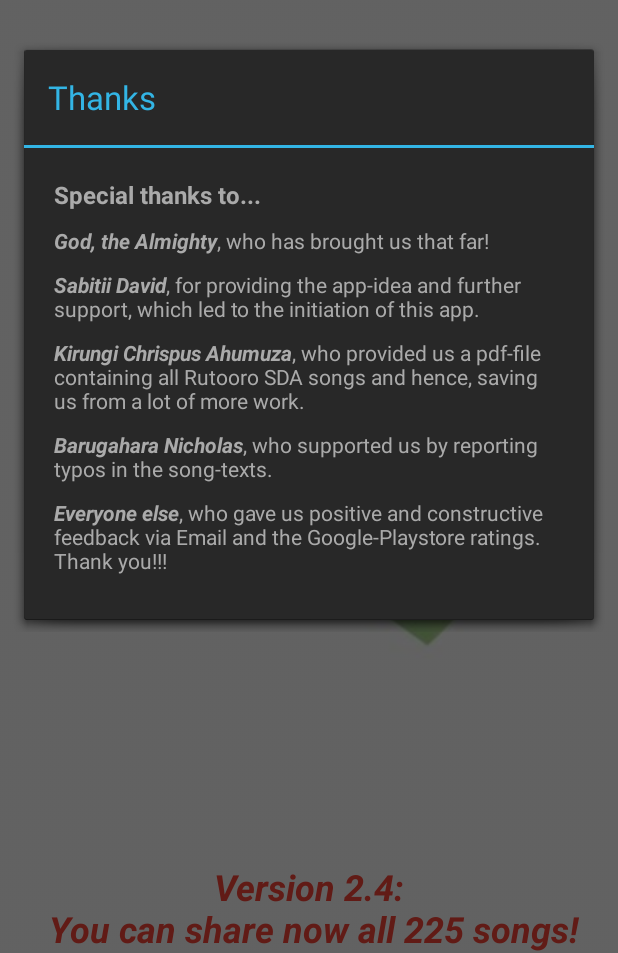
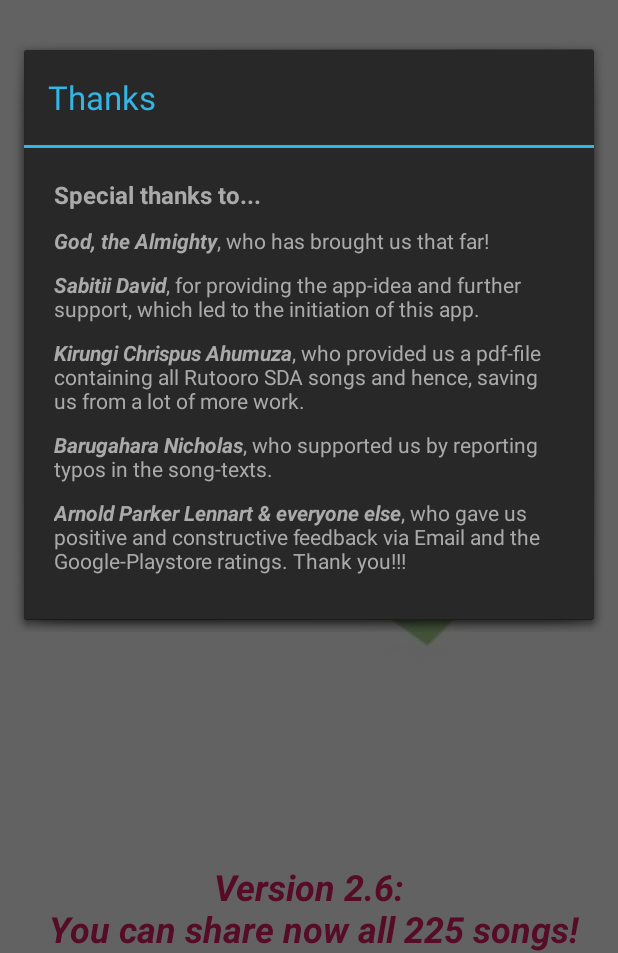
Before and after one commit to KuechlerO/RutooroHymns, an Android app: the screen it shows after launch (MainActivity), in the options menu, after a tap on "Thanks", on a phone screen of 412 x 824 dp, the part 283-1236 px from its top. Run offline under Robolectric (Android 15) with nearby library versions, the phone set to English and light mode, and no system bars.

Commit message:
Push app to support higher API versions

```diff
--- a/app/src/main/java/com/kalule/rutoorohymns/MainActivity.java
+++ b/app/src/main/java/com/kalule/rutoorohymns/MainActivity.java
@@ -5,6 +5,7 @@ import androidx.appcompat.app.AppCompatActivity;
 import android.app.AlertDialog;
 import android.content.Intent;
 import android.os.Bundle;
+import android.preference.SwitchPreference;
 import android.view.Menu;
 import android.view.MenuItem;
 import android.view.View;
--- a/app/src/main/java/com/kalule/rutoorohymns/Preferences.java
+++ b/app/src/main/java/com/kalule/rutoorohymns/Preferences.java
@@ -5,8 +5,17 @@ import android.content.Context;
 import android.content.SharedPreferences;
 import android.graphics.Color;
 import android.preference.PreferenceManager;
+import android.preference.SwitchPreference;
 import android.view.View;
 import android.view.ViewGroup;
+import android.widget.Button;
+import android.widget.Switch;
+import android.widget.TextView;
+
+
+import androidx.appcompat.app.AppCompatDelegate;
+import androidx.appcompat.app.AppCompatActivity;
+import androidx.preference.Preference;
 
 public class Preferences {
     private final Context context;
@@ -43,7 +52,7 @@ public class Preferences {
      * Updates the font-style and -size and also sets the background
      * @param activity  The activity which is to address
      */
-    protected static void updateSettings(Activity activity) {
+    static void updateSettings(Activity activity) {
         // style application
         activity.getTheme().applyStyle(new Preferences(activity).getFontStyle().getResId(), true);
         System.out.println(new Preferences(activity).getFontStyle().toString());
@@ -51,7 +60,6 @@ public class Preferences {
         SharedPreferences spDefaultPrefs = PreferenceManager.getDefaultSharedPreferences(activity);
 
         View root = ((ViewGroup) activity.findViewById(android.R.id.content)).getChildAt(0);
-
         // get saved color-string (2nd arg: Dummy if preference does not exist)
         String colorString = spDefaultPrefs.getString(activity.getString(R.string.pref_key_bgColor),
                 "#FFFFFF");
--- a/app/src/main/java/com/kalule/rutoorohymns/SettingsActivity.java
+++ b/app/src/main/java/com/kalule/rutoorohymns/SettingsActivity.java
@@ -3,6 +3,7 @@ package com.kalule.rutoorohymns;
 import android.content.SharedPreferences;
 import android.os.Bundle;
 import android.preference.PreferenceFragment;
+import android.preference.SwitchPreference;
 
 
 import androidx.appcompat.app.AppCompatActivity;
@@ -46,6 +47,7 @@ public class SettingsActivity extends AppCompatActivity {
         public void onSharedPreferenceChanged(SharedPreferences sharedPreferences, String key) {
             // update appearance of activity
             Preferences.updateSettings(this.getActivity());
+            getActivity().recreate();
         }
     }
 
@@ -55,7 +57,6 @@ public class SettingsActivity extends AppCompatActivity {
         getFragmentManager().beginTransaction().replace(android.R.id.content, new SettingsFragment()).commit();
     }
 
-
     @Override
     protected void onResume() {
         super.onResume();
--- a/app/src/main/res/layout/activity_main.xml
+++ b/app/src/main/res/layout/activity_main.xml
@@ -46,7 +46,8 @@
                 android:layout_height="wrap_content"
                 android:layout_marginBottom="5dp"
                 android:text="@string/song_label"
-                android:textSize="?attr/font_medium" />
+                android:textSize="?attr/font_medium"
+                android:textStyle="bold" />
 
             <EditText
                 android:id="@+id/enterNumber"
--- a/app/src/main/res/values/colors.xml
+++ b/app/src/main/res/values/colors.xml
@@ -4,5 +4,5 @@
     <color name="colorPrimaryDark">#00574B</color>
     <color name="colorAccent">#D81B60</color>
     <color name="colorInfo">#B68A1C</color>
-    <color name="colorFooter">#F44336</color>
+    <color name="colorFooter">#D81B60</color>
 </resources>
--- a/app/src/main/res/values/strings.xml
+++ b/app/src/main/res/values/strings.xml
@@ -1,6 +1,6 @@
 <!DOCTYPE resources [
     <!ENTITY appname "SDA - RutooroHymns">
-    <!ENTITY version "2.4">
+    <!ENTITY version "2.6">
     ]>
 
 <resources>
@@ -40,8 +40,9 @@
     <!-- shared settings keys -->
     <string name="pref_key_fontStyle">fontSize</string>
     <string name="pref_key_bgColor">bgColor</string>
+    <string name="pref_key_theme">key_appTheme</string>
 
-    <!-- Fontsize -->
+    <!-- Font size -->
     <string name="pref_catFontSize">Font Size</string>
     <string name="pref_fontSizeTitle">Set Font Size</string>
     <string name="pref_fontSizeSumm">Set the font size</string>
@@ -55,6 +56,8 @@
     <string name="pref_bgColor">Background Color</string>
     <string name="pref_bgColorSumm">Set the color of background</string>
     <string name="bgColorDefault">#FFFFFF</string>
+
+    <string name="pref_theme_switch">Switch to night mode</string>
 
     <!-- SongMenuItems -->
     <string name="search">Search</string>
@@ -78,8 +81,9 @@
     Rutooro SDA songs and hence, saving us from a lot of more work.</string>
     <string name="thanks_barugahara"><b><i>Barugahara Nicholas</i></b>, who supported us by reporting
     typos in the song-texts.</string>
-    <string name="thanks_everyone"><b><i>Everyone else</i></b>, who gave us positive and
-        constructive feedback via Email and the Google-Playstore ratings. Thank you!!!</string>
+    <string name="thanks_everyone"><b><i>Arnold Parker Lennart &amp; everyone else</i></b>,
+        who gave us positive and constructive feedback via Email and the Google-Playstore ratings.
+        Thank you!!!</string>
 
     <!-- Rating -->
     <string name="rating_intro">Do you like this app?</string>
--- a/app/src/main/res/values/styles.xml
+++ b/app/src/main/res/values/styles.xml
@@ -1,7 +1,7 @@
 <resources>
 
     <!-- Base application theme. -->
-    <style name="AppTheme" parent="Theme.AppCompat.Light.DarkActionBar">
+    <style name="LightTheme" parent="Theme.AppCompat.Light.DarkActionBar">
         <!-- Customize your theme here. -->
         <item name="colorPrimary">@color/colorPrimary</item>
         <item name="colorPrimaryDark">@color/colorPrimaryDark</item>
--- a/app/src/main/res/xml/preferences.xml
+++ b/app/src/main/res/xml/preferences.xml
@@ -19,6 +19,7 @@
 
     <!-- Background Color -->
     <PreferenceCategory android:title="@string/pref_catBackgroundColor">
+
         <ListPreference
             android:defaultValue="@string/bgColorDefault"
             android:entries="@array/bgColor"
--- a/build.gradle
+++ b/build.gradle
@@ -7,7 +7,7 @@ buildscript {
 
     }
     dependencies {
-        classpath 'com.android.tools.build:gradle:3.4.1'
+        classpath 'com.android.tools.build:gradle:8.1.1'
 
         // NOTE: Do not place your application dependencies here; they belong
         // in the individual module build.gradle files
--- a/gradle.properties
+++ b/gradle.properties
@@ -17,3 +17,6 @@ org.gradle.jvmargs=-Xmx1536m
 android.useAndroidX=true
 # Automatically convert third-party libraries to use AndroidX
 android.enableJetifier=true
+android.defaults.buildfeatures.buildconfig=true
+android.nonTransitiveRClass=false
+android.nonFinalResIds=false
```
Also changed, not shown: app/build.gradle (+9 -8 lines), app/src/main/AndroidManifest.xml (+8 -5 lines), app/src/main/java/com/kalule/rutoorohymns/SongDisplay.java (+6 -5 lines), app/src/main/res/layout/activity_searchview.xml (+8 -8 lines), gradle/wrapper/gradle-wrapper.properties, 5 other files.
